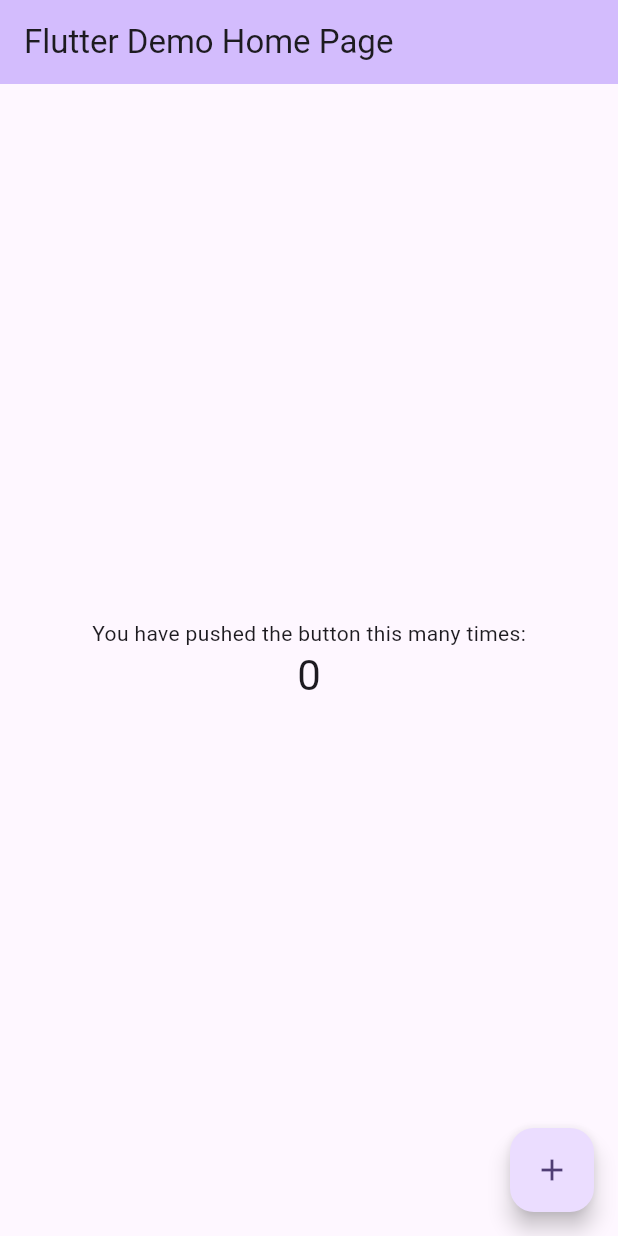
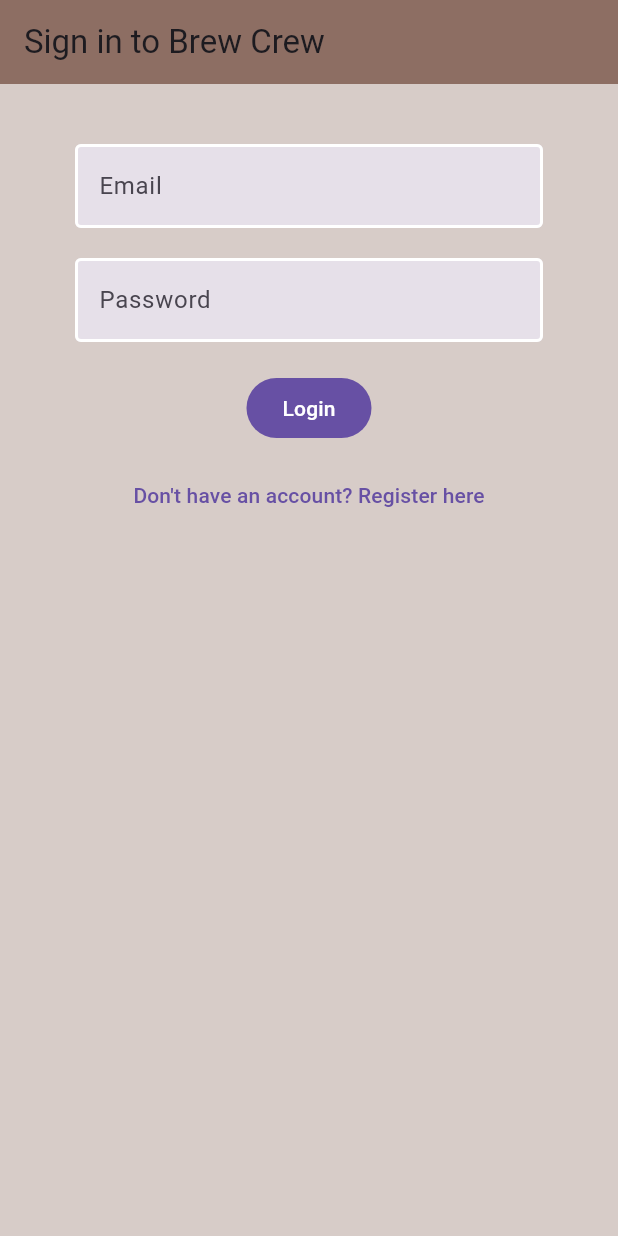
Before and after one commit to FabioFPaulo/Flutter, a Flutter app: the screen it shows after launch, on a phone screen of 412 x 824 dp. Run offline on Flutter 3.47's test engine with Material 3 defaults, Android fonts, the phone set to English and light mode, and no system bars; our stand-ins replace firebase_auth, firebase_core, flutter_spinkit, go_router; accounts and stored records are empty.

Commit message:
firebase authentication

```diff
--- a/flutter_firebase/lib/main.dart
+++ b/flutter_firebase/lib/main.dart
@@ -1,6 +1,15 @@
+import 'package:firebase_core/firebase_core.dart';
 import 'package:flutter/material.dart';
+import 'package:flutter_firebase/models/user.dart';
+import 'package:flutter_firebase/screens/wrapper.dart';
+import 'package:flutter_firebase/services/auth.dart';
+import 'package:provider/provider.dart';
 
-void main() {
+import 'firebase_options.dart';
+
+Future<void> main() async {
+  WidgetsFlutterBinding.ensureInitialized();
+  await Firebase.initializeApp(options: DefaultFirebaseOptions.currentPlatform);
   runApp(const MyApp());
 }
 
@@ -10,113 +19,10 @@
   // This widget is the root of your application.
   @override
   Widget build(BuildContext context) {
-    return MaterialApp(
-      title: 'Flutter Demo',
-      theme: ThemeData(
-        // This is the theme of your application.
-        //
-        // TRY THIS: Try running your application with "flutter run". You'll see
-        // the application has a purple toolbar. Then, without quitting the app,
-        // try changing the seedColor in the colorScheme below to Colors.green
-        // and then invoke "hot reload" (save your changes or press the "hot
-        // reload" button in a Flutter-supported IDE, or press "r" if you used
-        // the command line to start the app).
-        //
-        // Notice that the counter didn't reset back to zero; the application
-        // state is not lost during the reload. To reset the state, use hot
-        // restart instead.
-        //
-        // This works for code too, not just values: Most code changes can be
-        // tested with just a hot reload.
-        colorScheme: ColorScheme.fromSeed(seedColor: Colors.deepPurple),
-      ),
-      home: const MyHomePage(title: 'Flutter Demo Home Page'),
+    return StreamProvider<MyUser?>.value(
+      initialData: null,
+      value: AuthService().user,
+      child: MaterialApp(home: Wrapper()),
     );
   }
 }
-
-class MyHomePage extends StatefulWidget {
-  const MyHomePage({super.key, required this.title});
-
-  // This widget is the home page of your application. It is stateful, meaning
-  // that it has a State object (defined below) that contains fields that affect
-  // how it looks.
-
-  // This class is the configuration for the state. It holds the values (in this
-  // case the title) provided by the parent (in this case the App widget) and
-  // used by the build method of the State. Fields in a Widget subclass are
-  // always marked "final".
-
-  final String title;
-
-  @override
-  State<MyHomePage> createState() => _MyHomePageState();
-}
-
-class _MyHomePageState extends State<MyHomePage> {
-  int _counter = 0;
-
-  void _incrementCounter() {
-    setState(() {
-      // This call to setState tells the Flutter framework that something has
-      // changed in this State, which causes it to rerun the build method below
-      // so that the display can reflect the updated values. If we changed
-      // _counter without calling setState(), then the build method would not be
-      // called again, and so nothing would appear to happen.
-      _counter++;
-    });
-  }
-
-  @override
-  Widget build(BuildContext context) {
-    // This method is rerun every time setState is called, for instance as done
-    // by the _incrementCounter method above.
-    //
-    // The Flutter framework has been optimized to make rerunning build methods
-    // fast, so that you can just rebuild anything that needs updating rather
-    // than having to individually change instances of widgets.
-    return Scaffold(
-      appBar: AppBar(
-        // TRY THIS: Try changing the color here to a specific color (to
-        // Colors.amber, perhaps?) and trigger a hot reload to see the AppBar
-        // change color while the other colors stay the same.
-        backgroundColor: Theme.of(context).colorScheme.inversePrimary,
-        // Here we take the value from the MyHomePage object that was created by
-        // the App.build method, and use it to set our appbar title.
-        title: Text(widget.title),
-      ),
-      body: Center(
-        // Center is a layout widget. It takes a single child and positions it
-        // in the middle of the parent.
-        child: Column(
-          // Column is also a layout widget. It takes a list of children and
-          // arranges them vertically. By default, it sizes itself to fit its
-          // children horizontally, and tries to be as tall as its parent.
-          //
-          // Column has various properties to control how it sizes itself and
-          // how it positions its children. Here we use mainAxisAlignment to
-          // center the children vertically; the main axis here is the vertical
-          // axis because Columns are vertical (the cross axis would be
-          // horizontal).
-          //
-          // TRY THIS: Invoke "debug painting" (choose the "Toggle Debug Paint"
-          // action in the IDE, or press "p" in the console), to see the
-          // wireframe for each widget.
-          mainAxisAlignment: MainAxisAlignment.center,
-          children: <Widget>[
-            const Text('You have pushed the button this many times:'),
-            Text(
-              '$_counter',
-              style: Theme.of(context).textTheme.headlineMedium,
-            ),
-          ],
-        ),
-      ),
-      floatingActionButton: FloatingActionButton(
-        onPressed: _incrementCounter,
-        tooltip: 'Increment',
-        child: const Icon(Icons.add),
-      ), // This trailing comma makes auto-formatting nicer for build methods.
-    );
-  }
-}
--- /dev/null
+++ b/flutter_firebase/lib/models/user.dart
@@ -0,0 +1,11 @@
+import 'package:firebase_auth/firebase_auth.dart';
+
+class MyUser {
+  final String uid;
+
+  MyUser({required this.uid});
+
+  static MyUser toModel(User user) {
+    return MyUser(uid: user.uid);
+  }
+}
--- /dev/null
+++ b/flutter_firebase/lib/screens/authenticate/authenticate.dart
@@ -0,0 +1,35 @@
+import 'package:flutter/material.dart';
+import 'package:flutter_firebase/screens/authenticate/register.dart';
+import 'package:flutter_firebase/screens/authenticate/signin.dart';
+
+class Authenticate extends StatefulWidget {
+  const Authenticate({super.key});
+
+  @override
+  State<Authenticate> createState() => _AuthenticateState();
+}
+
+class _AuthenticateState extends State<Authenticate> {
+  bool isRegisterForm = false;
+
+  @override
+  Widget build(BuildContext context) {
+    if (isRegisterForm) {
+      return Register(
+        onLoginClick: () {
+          setState(() {
+            isRegisterForm = false;
+          });
+        },
+      );
+    } else {
+      return SignIn(
+        onRegisterClick: () {
+          setState(() {
+            isRegisterForm = true;
+          });
+        },
+      );
+    }
+  }
+}
--- /dev/null
+++ b/flutter_firebase/lib/screens/authenticate/register.dart
@@ -0,0 +1,96 @@
+import 'package:flutter/material.dart';
+import 'package:flutter_firebase/services/auth.dart';
+import 'package:flutter_firebase/shared/constants.dart';
+import 'package:flutter_firebase/shared/loading.dart';
+
+class Register extends StatefulWidget {
+  final void Function() onLoginClick;
+
+  const Register({super.key, required this.onLoginClick});
+
+  @override
+  State<Register> createState() => _RegisterState();
+}
+
+class _RegisterState extends State<Register> {
+  final AuthService _auth = AuthService();
+
+  final _formKey = GlobalKey<FormState>();
+
+  String email = "";
+  String password = "";
+  bool loading = false;
+
+  @override
+  Widget build(BuildContext context) {
+    return loading
+        ? Loading()
+        : Scaffold(
+          backgroundColor: Colors.brown[100],
+          appBar: AppBar(
+            backgroundColor: Colors.brown[400],
+            elevation: 0.0,
+            title: Text("Sign up to Brew Crew"),
+          ),
+          body: Container(
+            padding: EdgeInsets.symmetric(vertical: 20.0, horizontal: 50.0),
+            child: Form(
+              key: _formKey,
+              child: Column(
+                children: [
+                  SizedBox(height: 20),
+                  TextFormField(
+                    decoration: textInputDecoration.copyWith(hintText: "Email"),
+                    validator: (val) => val!.isEmpty ? "Enter an email" : null,
+                    onChanged: (value) {
+                      setState(() {
+                        email = value;
+                      });
+                    },
+                  ),
+                  SizedBox(height: 20),
+                  TextFormField(
+                    decoration: textInputDecoration.copyWith(
+                      hintText: "Password",
+                    ),
+                    validator:
+                        (val) =>
+                            val!.length < 6
+                                ? "Enter a password 6+ chars long"
+                                : null,
+                    onChanged: (value) {
+                      setState(() {
+                        password = value;
+                      });
+                    },
+                    obscureText: true,
+                  ),
+                  SizedBox(height: 20),
+                  FilledButton(
+                    onPressed: () async {
+                      if (_formKey.currentState!.validate()) {
+                        setState(() {
+                          loading = true;
+                        });
+                        await _auth.registerEmailPassword(email, password);
+                        setState(() {
+                          loading = false;
+                        });
+                      }
+                    },
+                    child: Text("Register"),
+                  ),
+                  SizedBox(height: 10),
+                  TextButton(
+                    onPressed: () {
+                      widget.onLoginClick();
+                    },
+                    child: Text("Have an account? Signin here"),
+                  ),
+                ],
+              ),
+            ),
+          ),
+        );
+  }
+}
--- /dev/null
+++ b/flutter_firebase/lib/screens/authenticate/signin.dart
@@ -0,0 +1,85 @@
+import 'package:flutter/material.dart';
+import 'package:flutter_firebase/services/auth.dart';
+import 'package:flutter_firebase/shared/constants.dart';
+import 'package:flutter_firebase/shared/loading.dart';
+
+class SignIn extends StatefulWidget {
+  final void Function() onRegisterClick;
+
+  const SignIn({super.key, required this.onRegisterClick});
+
+  @override
+  State<SignIn> createState() => _SignInState();
+}
+
+class _SignInState extends State<SignIn> {
+  final AuthService _auth = AuthService();
+
+  String email = "";
+  String password = "";
+  bool loading = false;
+
+  @override
+  Widget build(BuildContext context) {
+    return loading
+        ? Loading()
+        : Scaffold(
+          backgroundColor: Colors.brown[100],
+          appBar: AppBar(
+            backgroundColor: Colors.brown[400],
+            elevation: 0.0,
+            title: Text("Sign in to Brew Crew"),
+          ),
+          body: Container(
+            padding: EdgeInsets.symmetric(vertical: 20.0, horizontal: 50.0),
+            child: Form(
+              child: Column(
+                children: [
+                  SizedBox(height: 20),
+                  TextFormField(
+                    decoration: textInputDecoration.copyWith(hintText: "Email"),
+                    onChanged: (value) {
+                      setState(() {
+                        email = value;
+                      });
+                    },
+                  ),
+                  SizedBox(height: 20),
+                  TextFormField(
+                    decoration: textInputDecoration.copyWith(
+                      hintText: "Password",
+                    ),
+                    onChanged: (value) {
+                      setState(() {
+                        password = value;
+                      });
+                    },
+                    obscureText: true,
+                  ),
+                  SizedBox(height: 20),
+                  FilledButton(
+                    onPressed: () async {
+                      setState(() {
+                        loading = true;
+                      });
+                      await _auth.signinEmailPassword(email, password);
+                      setState(() {
+                        loading = false;
+                      });
+                    },
+                    child: Text("Login"),
+                  ),
+                  SizedBox(height: 10),
+                  TextButton(
+                    onPressed: () {
+                      widget.onRegisterClick();
+                    },
+                    child: Text("Don't have an account? Register here"),
+                  ),
+                ],
+              ),
+            ),
+          ),
+        );
+  }
+}
--- /dev/null
+++ b/flutter_firebase/lib/screens/wrapper.dart
@@ -0,0 +1,20 @@
+import 'package:flutter/material.dart';
+import 'package:flutter_firebase/models/user.dart';
+import 'package:flutter_firebase/screens/authenticate/authenticate.dart';
+import 'package:flutter_firebase/screens/home/home.dart';
+import 'package:provider/provider.dart';
+
+class Wrapper extends StatelessWidget {
+  const Wrapper({super.key});
+
+  @override
+  Widget build(BuildContext context) {
+    final user = Provider.of<MyUser?>(context);
+
+    if (user == null) {
+      return Authenticate();
+    } else {
+      return Home();
+    }
+  }
+}
--- /dev/null
+++ b/flutter_firebase/lib/shared/constants.dart
@@ -0,0 +1,12 @@
+import 'package:flutter/material.dart';
+
+final textInputDecoration = InputDecoration(
+  hintText: 'Email',
+  filled: true,
+  enabledBorder: OutlineInputBorder(
+    borderSide: BorderSide(color: Colors.white, width: 2.0),
+  ),
+  focusedBorder: OutlineInputBorder(
+    borderSide: BorderSide(color: Colors.pink, width: 2.0),
+  ),
+);
--- a/flutter_firebase/pubspec.yaml
+++ b/flutter_firebase/pubspec.yaml
@@ -34,6 +34,10 @@
   # The following adds the Cupertino Icons font to your application.
   # Use with the CupertinoIcons class for iOS style icons.
   cupertino_icons: ^1.0.8
+  firebase_core: ^3.13.0
+  firebase_auth: ^5.5.2
+  provider: ^6.1.4
+  flutter_spinkit: ^5.2.1
 
 dev_dependencies:
   flutter_test:
```
Also changed, not shown: flutter_firebase/lib/screens/home/home.dart (added, +27 -0 lines), flutter_firebase/lib/services/auth.dart (added, +65 -0 lines), flutter_firebase/lib/shared/loading.dart (added, +14 -0 lines), flutter_firebase/lib/firebase_options.dart (added), flutter_firebase/pubspec.lock, 6 other files.
